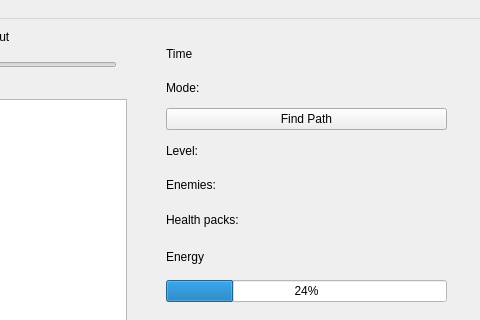
Qt form gamewindow.ui (nicogutz/APT-Qt-Game) before a commit; both pictures show x 524 to 1004 and y 0 to 320 of the 1004 by 755 pixel window.
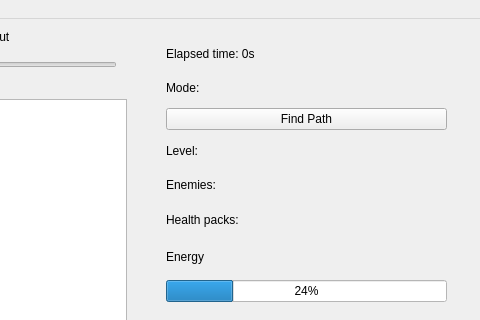
The same form after that commit.

```diff
--- a/gamewindow.ui
+++ b/gamewindow.ui
@@ -72,7 +72,7 @@
 color: rgb(0,0,0)</string>
        </property>
        <property name="text">
-        <string>Time</string>
+        <string>Elapsed time: 0s</string>
        </property>
       </widget>
      </item>
```
Left out of the diff: 2 changed lines with no effect on the pictures.
